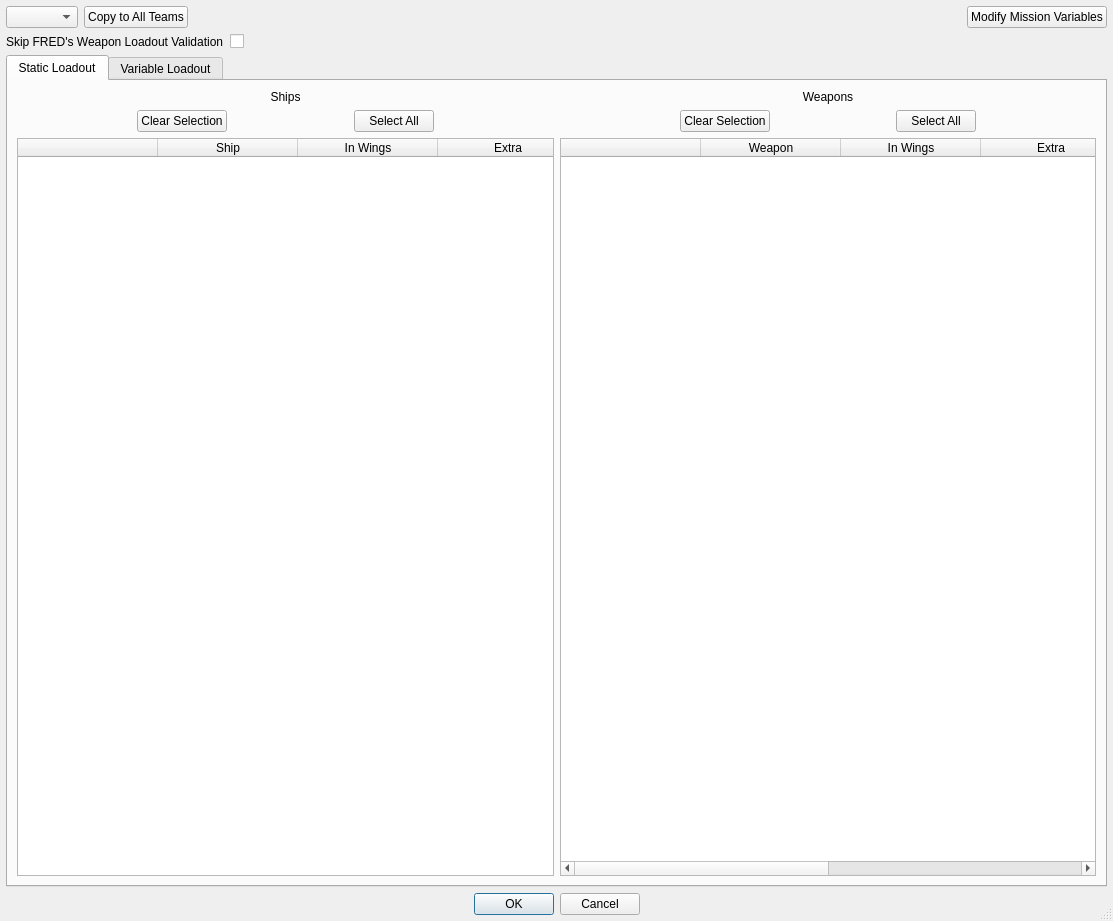
The window that qtfred/ui/TeamLoadoutDialog.ui (scp-fs2open/fs2open.github.com) describes before a commit, drawn with Qt 5.
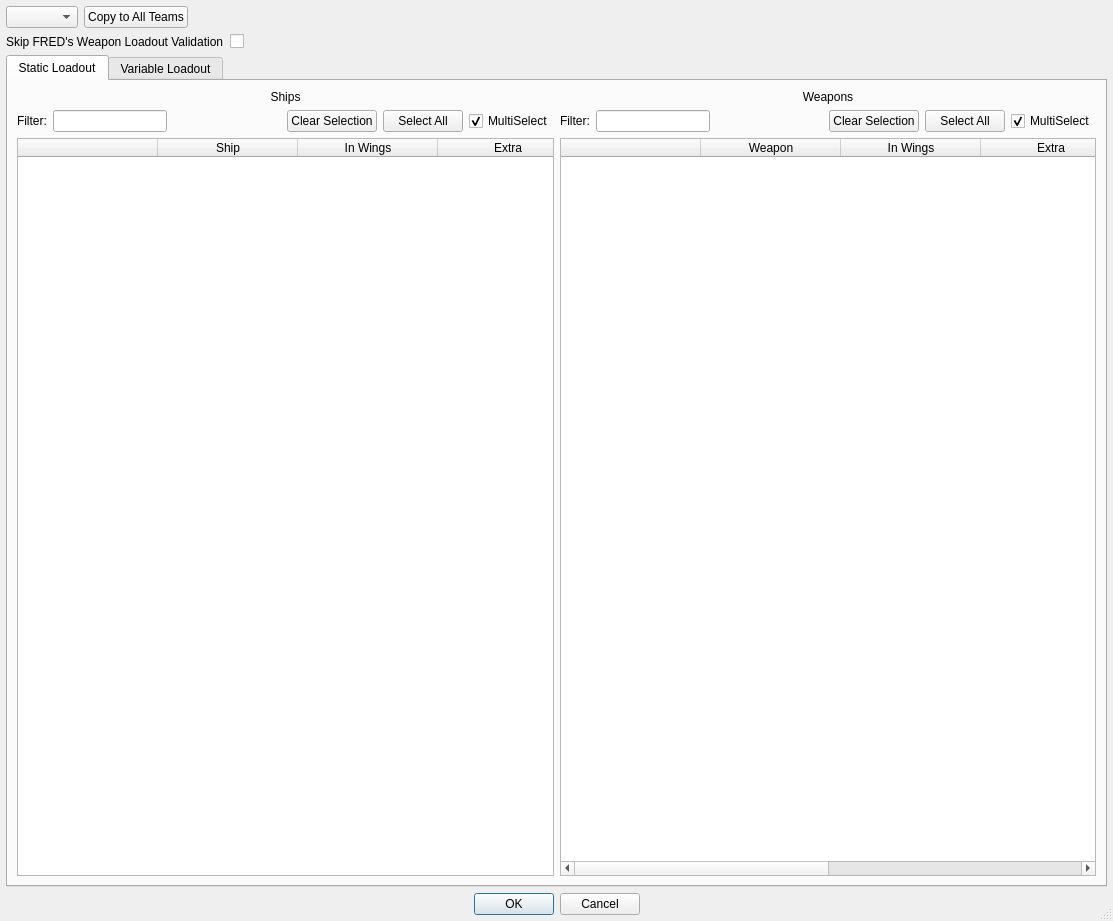
The same window after the commit.

Commit message: activate teams, filters, selection stuff

Diff of the .ui file:
```diff
--- a/qtfred/ui/TeamLoadoutDialog.ui
+++ b/qtfred/ui/TeamLoadoutDialog.ui
@@ -95,13 +95,6 @@
          </property>
         </spacer>
        </item>
-       <item>
-        <widget class="QPushButton" name="editVariables">
-         <property name="text">
-          <string>Modify Mission Variables</string>
-         </property>
-        </widget>
-       </item>
       </layout>
      </item>
      <item>
@@ -155,6 +148,16 @@
            </item>
            <item>
             <layout class="QHBoxLayout" name="shipsLoadoutButtons">
+             <item>
+              <widget class="QLabel" name="shipsFilterLabel">
+               <property name="text">
+                <string>Filter:</string>
+               </property>
+              </widget>
+             </item>
+             <item>
+              <widget class="QLineEdit" name="shipsFilterLineEdit"/>
+             </item>
              <item>
               <spacer name="horizontalSpacer_5">
                <property name="orientation">
@@ -175,19 +178,6 @@
                </property>
               </widget>
              </item>
-             <item>
-              <spacer name="horizontalSpacer_4">
-               <property name="orientation">
-                <enum>Qt::Horizontal</enum>
-               </property>
-               <property name="sizeHint" stdset="0">
-                <size>
-                 <width>40</width>
-                 <height>20</height>
-                </size>
-               </property>
-              </spacer>
-             </item>
              <item>
               <widget class="QPushButton" name="selectAllShipsListButton">
                <property name="text">
@@ -196,17 +186,14 @@
               </widget>
              </item>
              <item>
-              <spacer name="horizontalSpacer_20">
-               <property name="orientation">
-                <enum>Qt::Horizontal</enum>
+              <widget class="QCheckBox" name="shipsMultiSelectCheckBox">
+               <property name="text">
+                <string>MultiSelect</string>
                </property>
-               <property name="sizeHint" stdset="0">
-                <size>
-                 <width>40</width>
-                 <height>20</height>
-                </size>
+               <property name="checked">
+                <bool>true</bool>
                </property>
-              </spacer>
+              </widget>
              </item>
             </layout>
            </item>
@@ -303,6 +290,16 @@
            </item>
            <item>
             <layout class="QHBoxLayout" name="weaponsLoadoutButtons">
+             <item>
+              <widget class="QLabel" name="weaponsFilterLabel">
+               <property name="text">
+                <string>Filter:</string>
+               </property>
+              </widget>
+             </item>
+             <item>
+              <widget class="QLineEdit" name="weaponsFilterLineEdit"/>
+             </item>
              <item>
               <spacer name="horizontalSpacer_13">
                <property name="orientation">
@@ -323,19 +320,6 @@
                </property>
               </widget>
              </item>
-             <item>
-              <spacer name="horizontalSpacer_11">
-               <property name="orientation">
-                <enum>Qt::Horizontal</enum>
-               </property>
-               <property name="sizeHint" stdset="0">
-                <size>
-                 <width>40</width>
-                 <height>20</height>
-                </size>
-               </property>
-              </spacer>
-             </item>
              <item>
               <widget class="QPushButton" name="selectAllWeaponsListButton">
                <property name="text">
@@ -344,17 +328,14 @@
               </widget>
              </item>
              <item>
-              <spacer name="horizontalSpacer_12">
-               <property name="orientation">
-                <enum>Qt::Horizontal</enum>
+              <widget class="QCheckBox" name="weaponsMultiSelectCheckBox">
+               <property name="text">
+                <string>MultiSelect</string>
                </property>
-               <property name="sizeHint" stdset="0">
-                <size>
-                 <width>40</width>
-                 <height>20</height>
-                </size>
+               <property name="checked">
+                <bool>true</bool>
                </property>
-              </spacer>
+              </widget>
              </item>
             </layout>
            </item>
```
Left out of the diff: 76 changed lines with no effect on the pictures. The commit also changes 3 other files.
